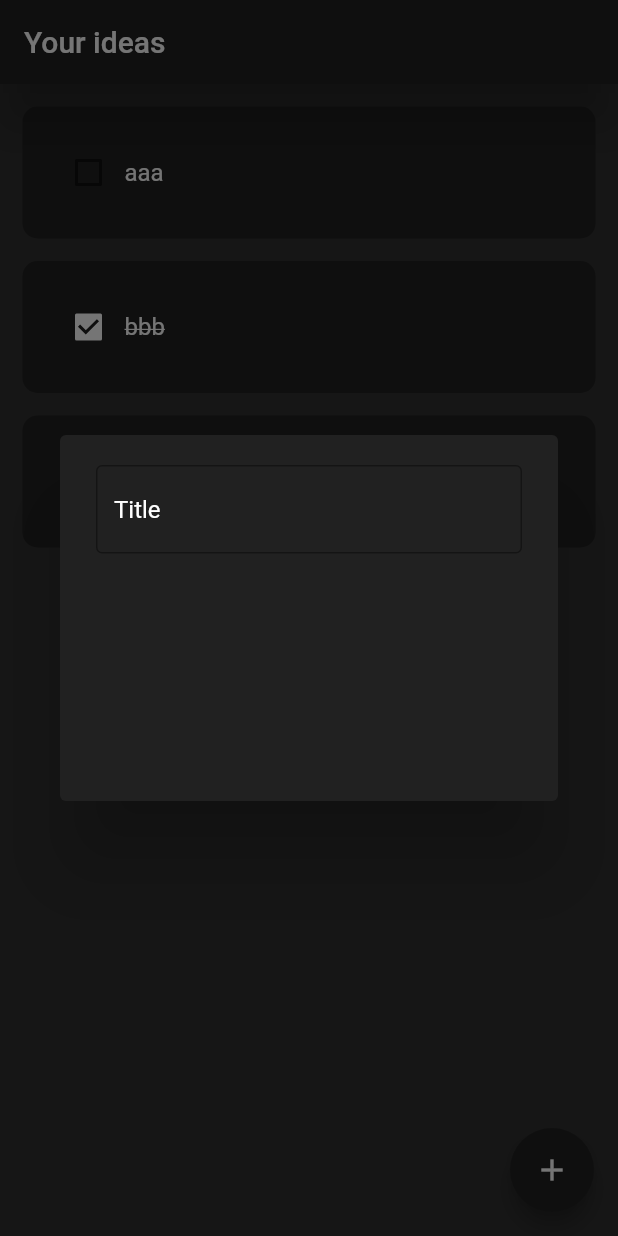
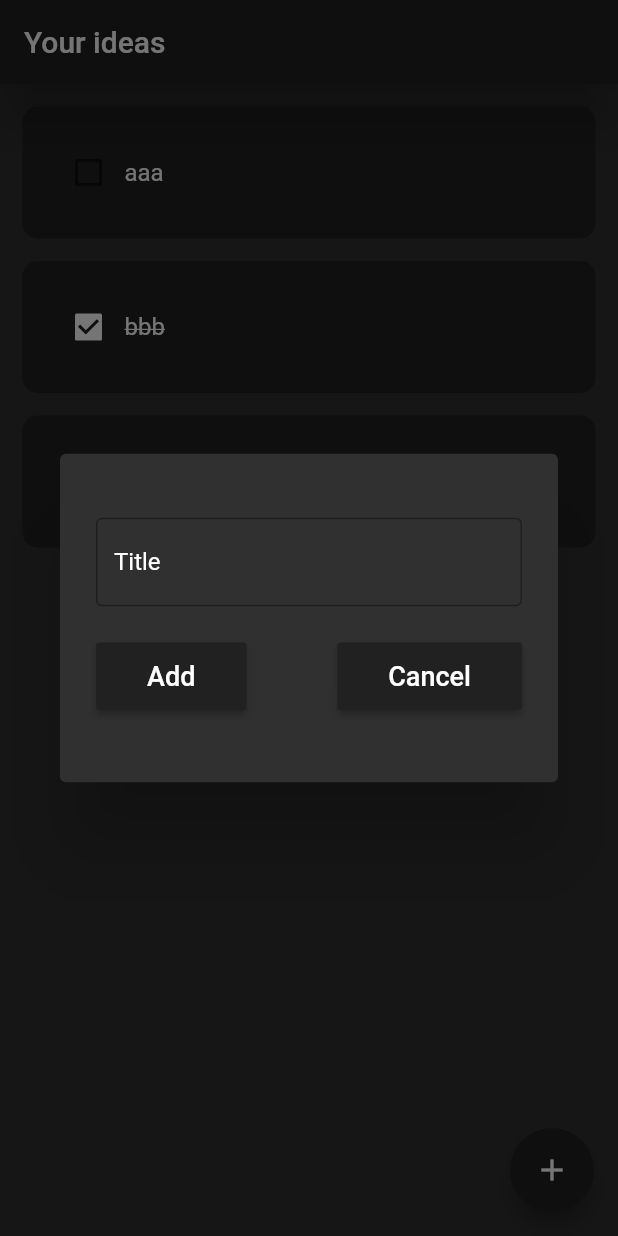
Before and after one commit to Mixeronix/my_ideas_app, a Flutter app: the screen it shows after launch, after a tap on the "add" icon, on a phone screen of 412 x 824 dp. Run offline on Flutter 3.47's test engine with Material 2 defaults, Android fonts, the phone set to English and light mode, and no system bars.

Commit message:
Alert_button.dart

```diff
--- a/lib/alert_box.dart
+++ b/lib/alert_box.dart
@@ -1,4 +1,5 @@
 import 'package:flutter/material.dart';
+import 'package:my_ideas_app/alert_button.dart';
 
 class AlertBox extends StatelessWidget {
   const AlertBox({super.key});
@@ -6,18 +7,25 @@ class AlertBox extends StatelessWidget {
   @override
   Widget build(BuildContext context) {
     return AlertDialog(
-      backgroundColor: Theme.of(context).primaryColor,
+      backgroundColor: Colors.grey[850],
       content: SizedBox(
-        height: 200,
+        height: 175,
         width: 1600,
         child: Column(
+          mainAxisAlignment: MainAxisAlignment.spaceEvenly,
           children: [
             const TextField(
               cursorColor: Colors.white,
               decoration: InputDecoration(
                   border: OutlineInputBorder(), hintText: "Title"),
             ),
-            Row()
+            Row(
+              mainAxisAlignment: MainAxisAlignment.spaceBetween,
+              children: [
+                AlertButton(title: "Add", onClicked: () {}),
+                AlertButton(title: "Cancel", onClicked: () {}),
+              ],
+            )
           ],
         ),
       ),
--- /dev/null
+++ b/lib/alert_button.dart
@@ -0,0 +1,29 @@
+import 'package:flutter/material.dart';
+
+class AlertButton extends StatelessWidget {
+  final String title;
+  final VoidCallback onClicked;
+
+  const AlertButton({
+    super.key,
+    required this.title,
+    required this.onClicked,
+  });
+
+  @override
+  Widget build(BuildContext context) {
+    return MaterialButton(
+      onPressed: onClicked,
+      color: Theme.of(context).primaryColor,
+      child: Padding(
+        padding:
+            const EdgeInsets.only(top: 12, bottom: 12, right: 18, left: 18),
+        child: Text(
+          title,
+          style: TextStyle(
+              fontSize: 18, color: Theme.of(context).colorScheme.secondary),
+        ),
+      ),
+    );
+  }
+}
```
